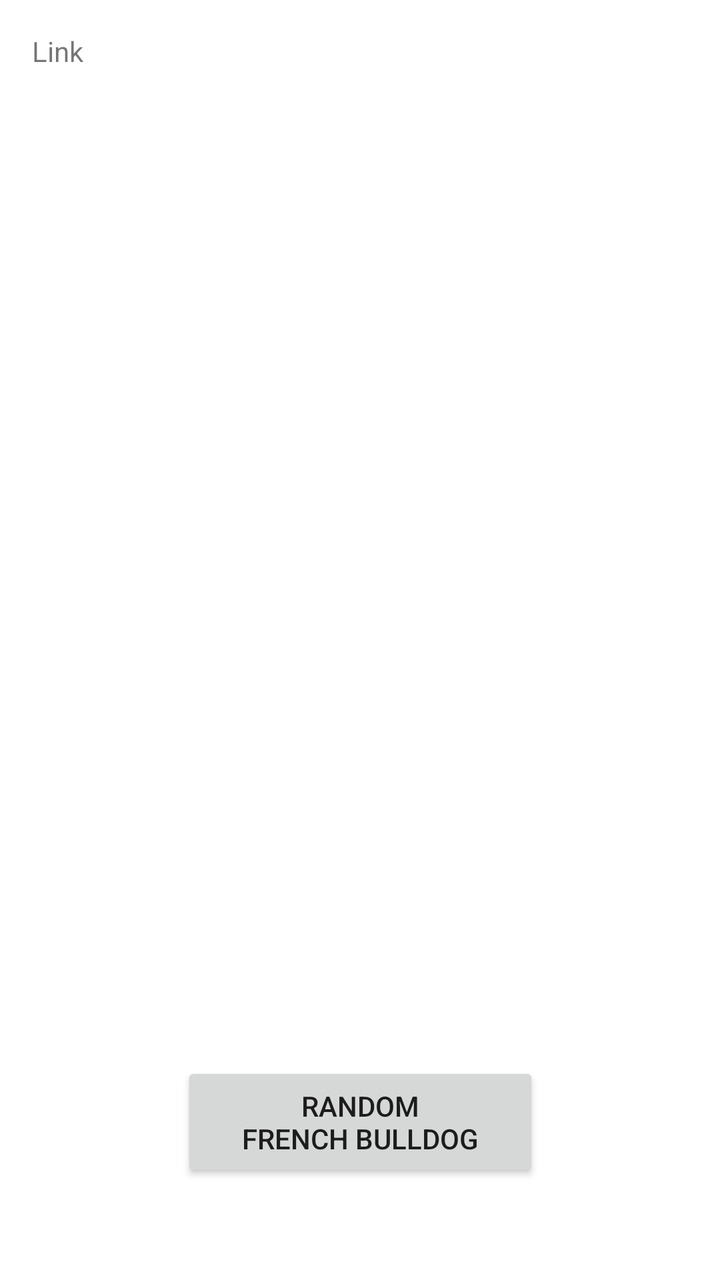
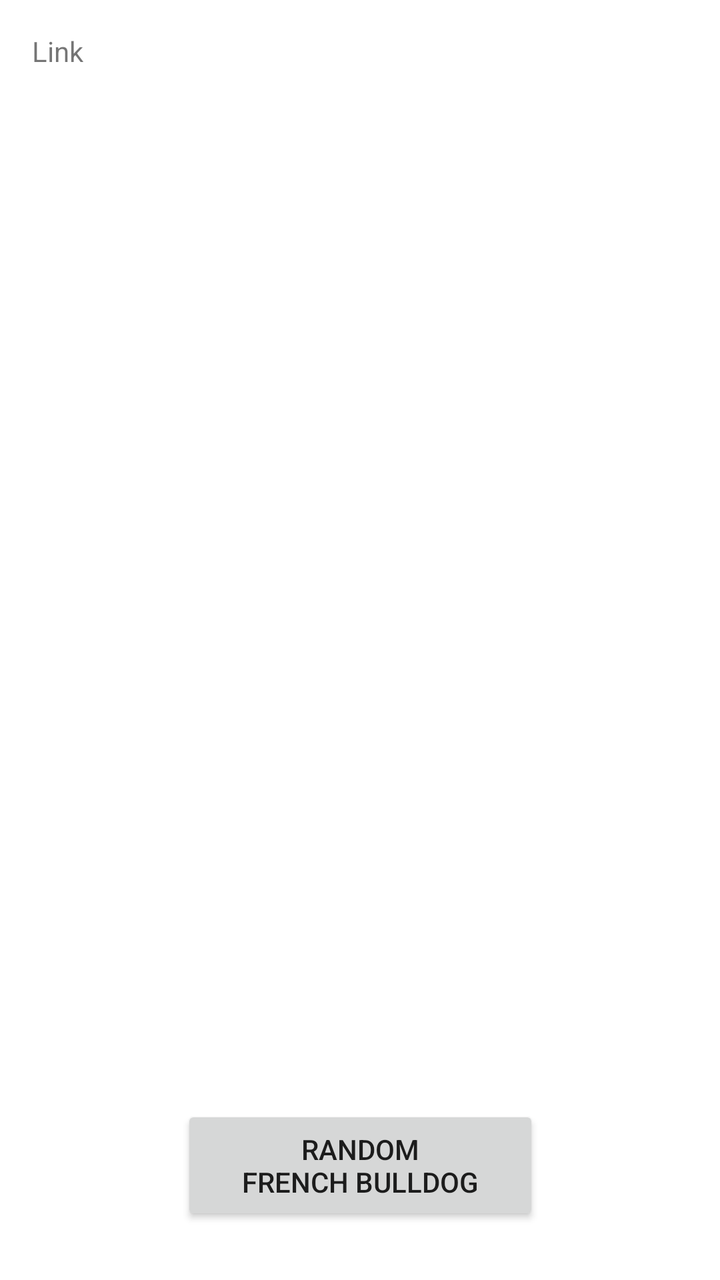

An Android layout rendered at two revisions. The XML below is the earlier revision; the diff shows what the commit changed to produce the second picture.
<!-- AndroidManifest.xml: application theme Theme.NUMAD22Sp_FeierGu -->
<!-- res/layout/activity_main_web_service.xml -->
<?xml version="1.0" encoding="utf-8"?>
<androidx.constraintlayout.widget.ConstraintLayout xmlns:android="http://schemas.android.com/apk/res/android"
    xmlns:app="http://schemas.android.com/apk/res-auto"
    xmlns:tools="http://schemas.android.com/tools"
    android:layout_width="match_parent"
    android:layout_height="match_parent"
    tools:context=".MainActivity_webService">

    <Button
        android:id="@+id/button"
        android:layout_width="179dp"
        android:layout_height="60dp"
        android:layout_marginStart="16dp"
        android:layout_marginEnd="16dp"
        android:onClick="onButtonClick"
        android:text="@string/button_randomDog"
        app:layout_constraintBottom_toBottomOf="parent"
        app:layout_constraintEnd_toEndOf="parent"
        app:layout_constraintStart_toStartOf="parent"
        app:layout_constraintTop_toBottomOf="@+id/textView2"
        app:layout_constraintVertical_bias="0.90999997" />

    <TextView
        android:id="@+id/textView2"
        android:layout_width="wrap_content"
        android:layout_height="wrap_content"
        android:layout_marginStart="16dp"
        android:layout_marginTop="16dp"
        app:layout_constraintStart_toEndOf="@+id/textView4"
        app:layout_constraintTop_toTopOf="parent" />

    <TextView
        android:id="@+id/textView4"
        android:layout_width="wrap_content"
        android:layout_height="wrap_content"
        android:layout_marginStart="16dp"
        android:layout_marginTop="16dp"
        android:text="@string/textView_link"
        app:layout_constraintStart_toStartOf="parent"
        app:layout_constraintTop_toTopOf="parent" />
</androidx.constraintlayout.widget.ConstraintLayout>
<!-- resources referenced by this layout -->
<resources>
  <string name="button_randomDog">Random\nFrench Bulldog</string>
  <string name="textView_link">Link</string>
  <style name="Theme.NUMAD22Sp_FeierGu" parent="Theme.MaterialComponents.DayNight.DarkActionBar">
          
          <item name="colorPrimary">@color/purple_500</item>
          <item name="colorPrimaryVariant">@color/purple_700</item>
          <item name="colorOnPrimary">@color/white</item>
          
          <item name="colorSecondary">@color/teal_200</item>
          <item name="colorSecondaryVariant">@color/teal_700</item>
          <item name="colorOnSecondary">@color/black</item>
          
          <item name="android:statusBarColor" tools:targetApi="l">?attr/colorPrimaryVariant</item>
          
      </style>
  <color name="purple_500">#FF6200EE</color>
  <color name="purple_700">#FF3700B3</color>
  <color name="white">#FFFFFFFF</color>
  <color name="teal_200">#FF03DAC5</color>
  <color name="teal_700">#FF018786</color>
  <color name="black">#FF000000</color>
</resources>

<!-- the commit's change to res/layout/activity_main_web_service.xml (unified diff, before → after) -->
@@ -7,7 +7,7 @@
     tools:context=".MainActivity_webService">
 
     <Button
-        android:id="@+id/button"
+        android:id="@+id/button_randomDog"
         android:layout_width="179dp"
         android:layout_height="60dp"
         android:layout_marginStart="16dp"
@@ -17,11 +17,11 @@
         app:layout_constraintBottom_toBottomOf="parent"
         app:layout_constraintEnd_toEndOf="parent"
         app:layout_constraintStart_toStartOf="parent"
-        app:layout_constraintTop_toBottomOf="@+id/textView2"
-        app:layout_constraintVertical_bias="0.90999997" />
+        app:layout_constraintTop_toBottomOf="@+id/textView_dogLink"
+        app:layout_constraintVertical_bias="0.95" />
 
     <TextView
-        android:id="@+id/textView2"
+        android:id="@+id/textView_dogLink"
         android:layout_width="wrap_content"
         android:layout_height="wrap_content"
         android:layout_marginStart="16dp"
@@ -38,4 +38,18 @@
         android:text="@string/textView_link"
         app:layout_constraintStart_toStartOf="parent"
         app:layout_constraintTop_toTopOf="parent" />
+
+    <ImageView
+        android:id="@+id/imageView_randomDog"
+        android:layout_width="0dp"
+        android:layout_height="0dp"
+        android:layout_marginStart="8dp"
+        android:layout_marginTop="8dp"
+        android:layout_marginEnd="8dp"
+        android:layout_marginBottom="8dp"
+        android:contentDescription="@string/imageView_bulldog"
+        app:layout_constraintBottom_toTopOf="@+id/button_randomDog"
+        app:layout_constraintEnd_toEndOf="parent"
+        app:layout_constraintStart_toStartOf="parent"
+        app:layout_constraintTop_toBottomOf="@+id/textView_dogLink" />
 </androidx.constraintlayout.widget.ConstraintLayout>
<!-- resource entries referenced after the edit -->
@@ -1,6 +1,7 @@
 <!-- resources referenced by this layout -->
 <resources>
   <string name="button_randomDog">Random\nFrench Bulldog</string>
+  <string name="imageView_bulldog">french bulldog</string>
   <string name="textView_link">Link</string>
   <style name="Theme.NUMAD22Sp_FeierGu" parent="Theme.MaterialComponents.DayNight.DarkActionBar">
           
